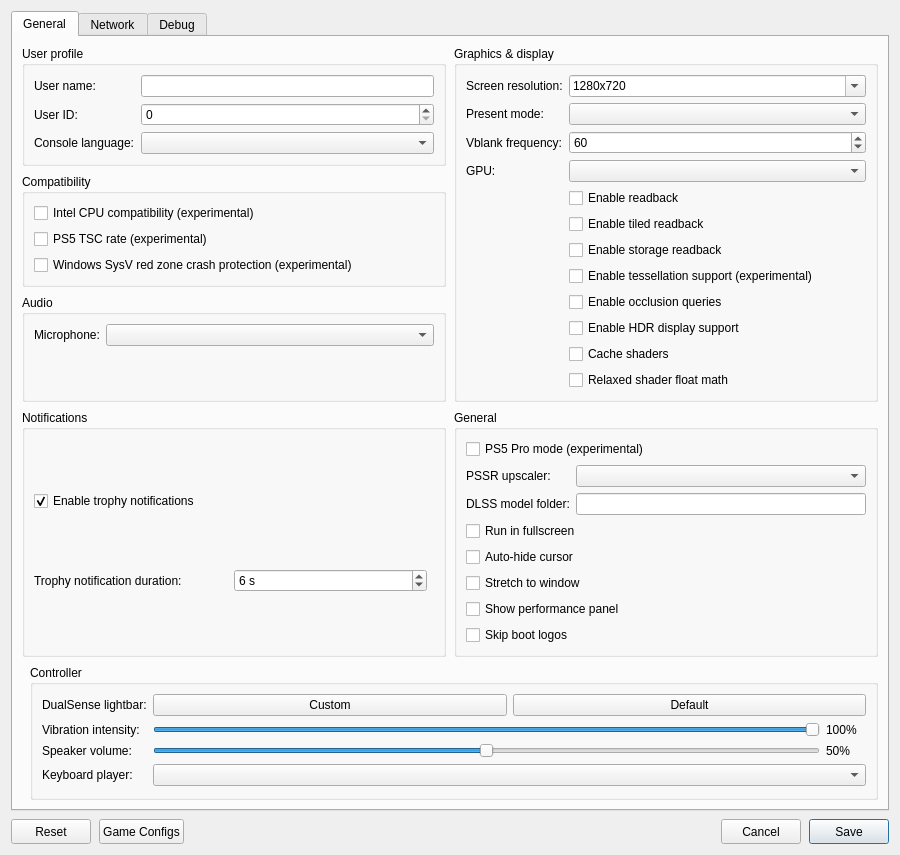
Before: the Qt Designer form src/launcher/forms/configuration_edit_dialog.ui in carbonimax/KytyPS5, drawn with Qt 5.
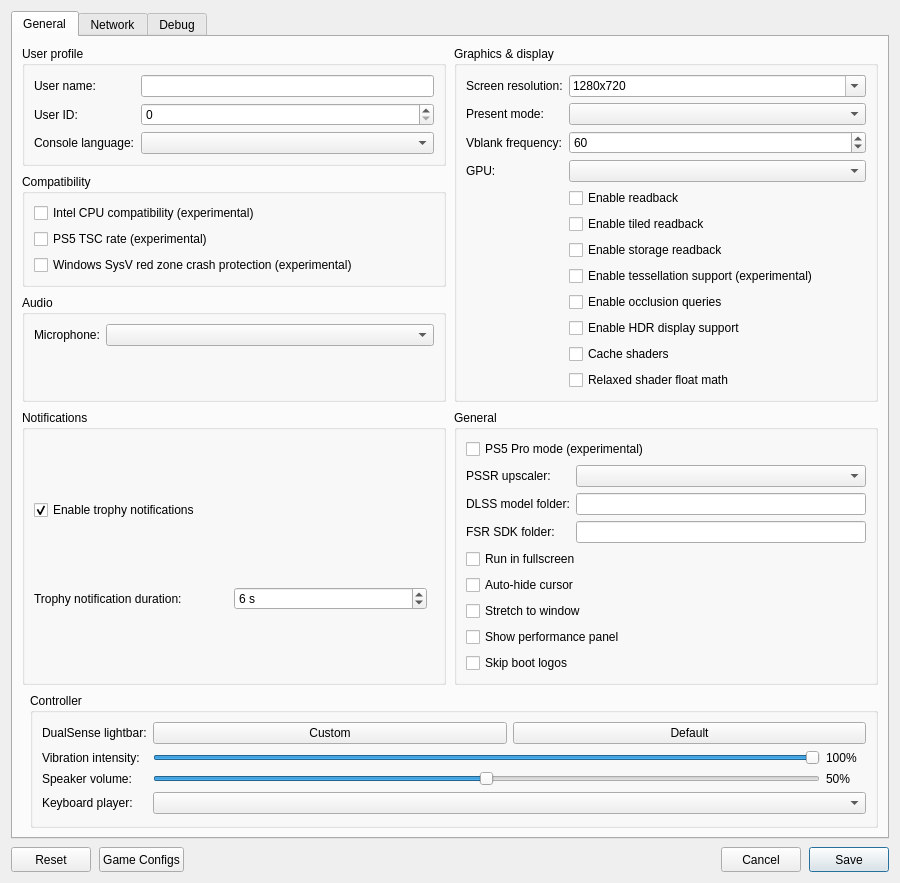
After: the same form once the commit is applied. Custom widgets are drawn as their Qt base class.

Commit message: graphics: upscale PSSR with FSR from a user-supplied SDK folder

Diff of the .ui file:
```diff
--- a/src/launcher/forms/configuration_edit_dialog.ui
+++ b/src/launcher/forms/configuration_edit_dialog.ui
@@ -283,6 +283,17 @@
                 <property name="clearButtonEnabled"><bool>true</bool></property>
                </widget>
               </item>
+              <item row="2" column="0">
+               <widget class="QLabel" name="label_fsr_folder">
+                <property name="text"><string>FSR SDK folder:</string></property>
+               </widget>
+              </item>
+              <item row="2" column="1">
+               <widget class="MandatoryLineEdit" name="lineEdit_fsr_folder">
+                <property name="toolTip"><string>Folder with the AMD FSR SDK's amd_fidelityfx_loader_vk.dll and amd_fidelityfx_upscaler_vk.dll (Windows)</string></property>
+                <property name="clearButtonEnabled"><bool>true</bool></property>
+               </widget>
+              </item>
              </layout>
             </item>
             <item>
```
Left out of the diff: 2 changed lines with no effect on the pictures. The commit also changes 20 other files.
